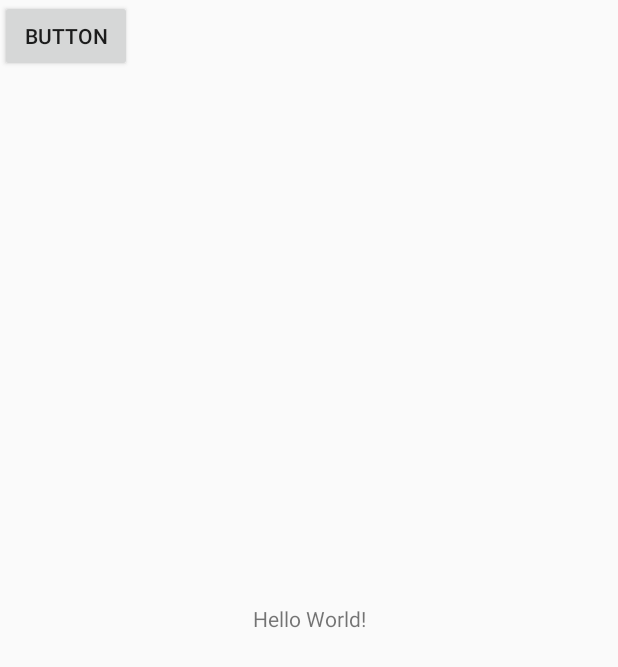
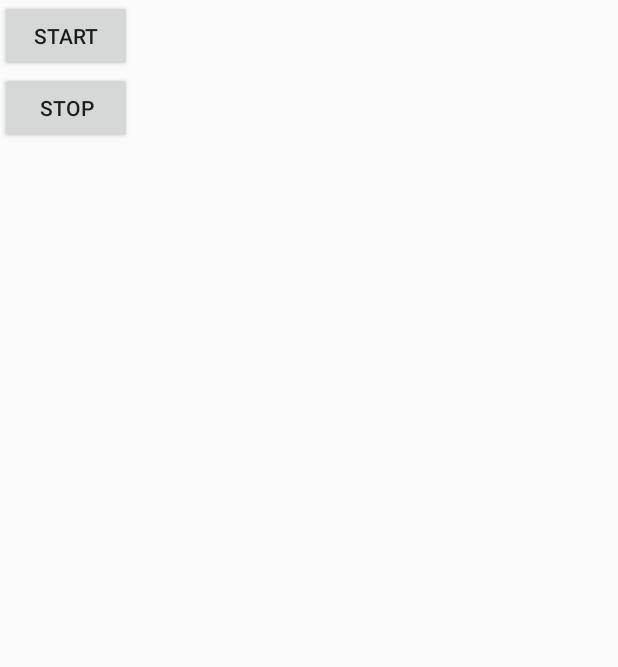
Before and after one commit to bhavya2020/data-collector-client, an Android app: the screen it shows after launch (MainActivity), on a phone screen of 412 x 824 dp. Shown: the top 667 px of the screen. Run offline under Robolectric (Android 15) with nearby library versions, the phone set to English and light mode, and no system bars.

```diff
--- a/app/src/main/java/com/example/bhavya/datacollector/MainActivity.java
+++ b/app/src/main/java/com/example/bhavya/datacollector/MainActivity.java
@@ -22,8 +22,10 @@ import android.widget.Button;
 
 public class MainActivity extends Activity {
 
-    private static final int MY_REQUEST_CODE =3 ;
+    private static final int MY_REQUEST_CODE = 3;
     Intent service;
+    AlarmManager alarm;
+    PendingIntent pintent;
 
     @Override
     public void onRequestPermissionsResult(int requestCode, @NonNull String[] permissions, @NonNull int[] grantResults) {
@@ -32,6 +34,13 @@ public class MainActivity extends Activity {
             if (grantResults[0] == PackageManager.PERMISSION_GRANTED) {
                 // Now user should be able to use camera
                 startService(service);
+                Calendar cal = Calendar.getInstance();
+                cal.add(Calendar.SECOND, 60);
+                 pintent = PendingIntent.getService(this, 0, service, 0);
+                 alarm = (AlarmManager) getSystemService(Context.ALARM_SERVICE);
+
+                alarm.setRepeating(AlarmManager.RTC_WAKEUP, cal.getTimeInMillis(),
+                        60 * 1000, pintent);
             }
         }
     }
@@ -42,40 +51,50 @@ public class MainActivity extends Activity {
         super.onCreate(savedInstanceState);
         setContentView(R.layout.activity_main);
 
-       Calendar cal = Calendar.getInstance();
+
         if (ContextCompat.checkSelfPermission(getApplicationContext(), android.Manifest.permission.CAMERA) != PackageManager.PERMISSION_GRANTED) {
             ActivityCompat.requestPermissions(this, new String[]{android.Manifest.permission.CAMERA}, 50);
         }
         service = new Intent(getBaseContext(), CapPhoto.class);
-        cal.add(Calendar.SECOND, 60);
-        //TAKE PHOTO EVERY 15 SECONDS
-       PendingIntent pintent = PendingIntent.getService(this, 0, service, 0);
-        AlarmManager alarm = (AlarmManager) getSystemService(Context.ALARM_SERVICE);
 
-        alarm.setRepeating(AlarmManager.RTC_WAKEUP, cal.getTimeInMillis(),
-                60*1000, pintent);
+
+        Button btn = findViewById(R.id.start);
+        btn.setOnClickListener(new View.OnClickListener() {
+
+            @Override
+            public void onClick(View view) {
 
                 if (checkSelfPermission(Manifest.permission.CAMERA)
                         != PackageManager.PERMISSION_GRANTED) {
 
-            requestPermissions(new String[]{Manifest.permission.CAMERA},MY_REQUEST_CODE);
+                    requestPermissions(new String[]{Manifest.permission.CAMERA}, MY_REQUEST_CODE);
+                } else {
+                    startService(service);
+                    Calendar cal = Calendar.getInstance();
+                    cal.add(Calendar.SECOND, 60);
+                     pintent = PendingIntent.getService(MainActivity.this, 0, service, 0);
+                     alarm = (AlarmManager) getSystemService(Context.ALARM_SERVICE);
+
+                    alarm.setRepeating(AlarmManager.RTC_WAKEUP, cal.getTimeInMillis(),
+                            60 * 1000, pintent);
                 }
-        else
-        {
-            Button btn=findViewById(R.id.click);
-            btn.setOnClickListener(new View.OnClickListener(){
+            }
 
+        });
+        Button btn2 = findViewById(R.id.stop);
+        btn2.setOnClickListener(new View.OnClickListener() {
             @Override
             public void onClick(View view) {
-                    startService(service);
+                stopService(service);
+                if(alarm !=null)
+                {
+                    alarm.cancel(pintent);
+                }
+
             }
         });
 
     }
 
 
-
 }
-
-
-}
--- a/app/src/main/res/layout/activity_main.xml
+++ b/app/src/main/res/layout/activity_main.xml
@@ -1,26 +1,27 @@
 <?xml version="1.0" encoding="utf-8"?>
-<android.support.constraint.ConstraintLayout xmlns:android="http://schemas.android.com/apk/res/android"
+<LinearLayout xmlns:android="http://schemas.android.com/apk/res/android"
     xmlns:app="http://schemas.android.com/apk/res-auto"
     xmlns:tools="http://schemas.android.com/tools"
     android:layout_width="match_parent"
     android:layout_height="match_parent"
+    android:orientation="vertical"
     tools:context="com.example.bhavya.datacollector.MainActivity">
 
-    <TextView
+
+
+    <Button
+        android:id="@+id/start"
         android:layout_width="wrap_content"
         android:layout_height="wrap_content"
-        android:text="Hello World!"
-        app:layout_constraintBottom_toBottomOf="parent"
-        app:layout_constraintLeft_toLeftOf="parent"
-        app:layout_constraintRight_toRightOf="parent"
-        app:layout_constraintTop_toTopOf="parent" />
-
+        android:text="start"
+        tools:layout_editor_absoluteX="131dp"
+        tools:layout_editor_absoluteY="119dp" />
     <Button
-        android:id="@+id/click"
+        android:id="@+id/stop"
         android:layout_width="wrap_content"
         android:layout_height="wrap_content"
-        android:text="Button"
+        android:text="stop"
         tools:layout_editor_absoluteX="131dp"
         tools:layout_editor_absoluteY="119dp" />
 
-</android.support.constraint.ConstraintLayout>
+</LinearLayout>
```
Also changed, not shown: app/src/main/java/com/example/bhavya/datacollector/CapPhoto.java (+25 -65 lines). Lines whose indentation alone changed are shown as unchanged.
